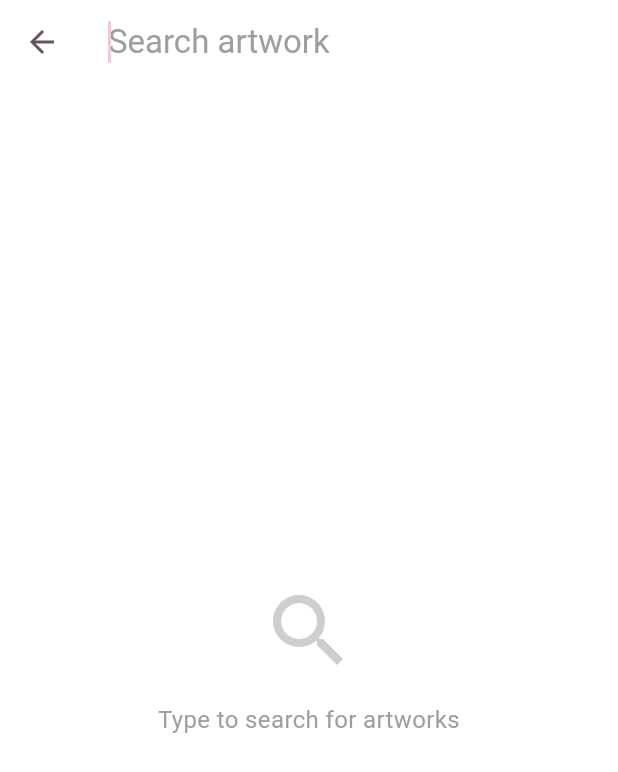
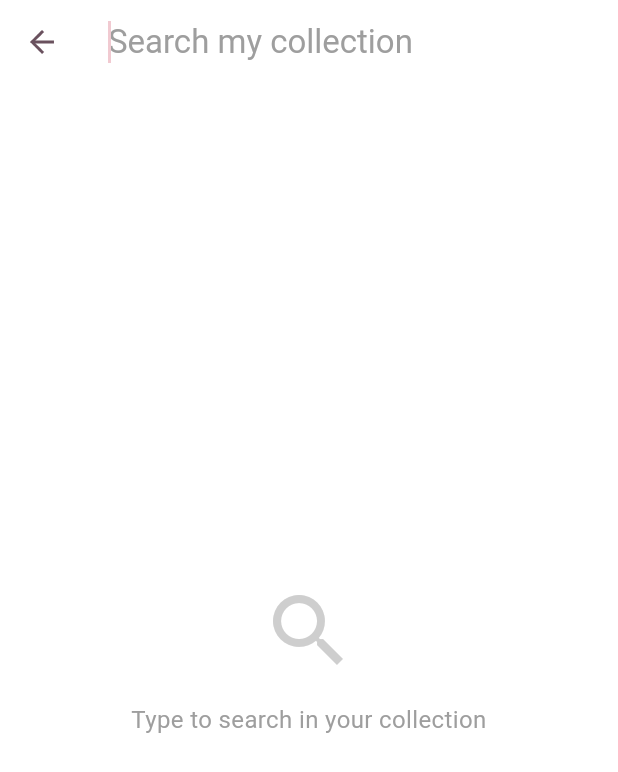
Before and after one commit to Artventuria/front, a Flutter app: the MyCollectionPage screen opened directly, after a tap on the "search" icon, on a phone screen of 412 x 824 dp. Shown: the top 772 px of the screen. Run offline on Flutter 3.47's test engine with Material 3 defaults, Android fonts, the phone set to English and light mode, and no system bars; our stand-ins replace auto_size_text, cached_network_image, dio, flutter_dotenv, flutter_secure_storage, flutter_svg and 8 more; missing offline and left inert: dart_jsonwebtoken, model_viewer_plus; accounts and stored records are empty; generated files the repository leaves out were written again; network calls fail.

Commit message:
fix(search): update search delegate to UserCollectionSearchDelegate

```diff
--- a/lib/screens/authenticated/my_collection_page.dart
+++ b/lib/screens/authenticated/my_collection_page.dart
@@ -7,7 +7,7 @@ import '../../models/artwork/artwork_model.dart';
 import '../../providers/auth_provider.dart';
 import '../../providers/user_collection_provider.dart';
 import '../../utils/constants.dart';
-import '../../widgets/search/artwork_search_delegate.dart';
+import '../../widgets/search/user_collection_search_delegate.dart';
 import '../../screens/artwork/artwork_detail_page.dart';
 import '../../widgets/home/full_screen_artwork_page.dart';
 import '../../l10n/app_localizations.dart';
@@ -56,7 +56,7 @@ class _MyCollectionPageState extends State<MyCollectionPage>
     // Use await with showSearch to handle the asynchronous operation properly
     final ArtworkModel? artwork = await showSearch<ArtworkModel?>(
       context: context,
-      delegate: ArtworkSearchDelegate(context),
+      delegate: UserCollectionSearchDelegate(context),
     );
 
     // Check if the widget is still mounted and artwork is not null before proceeding
```
